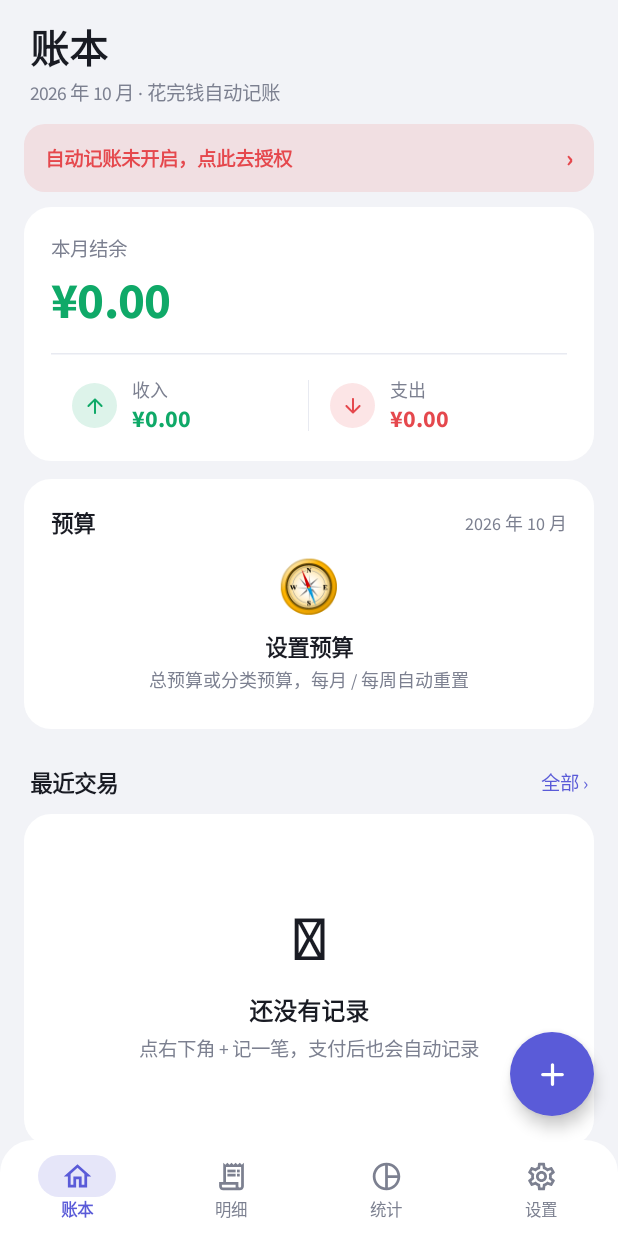
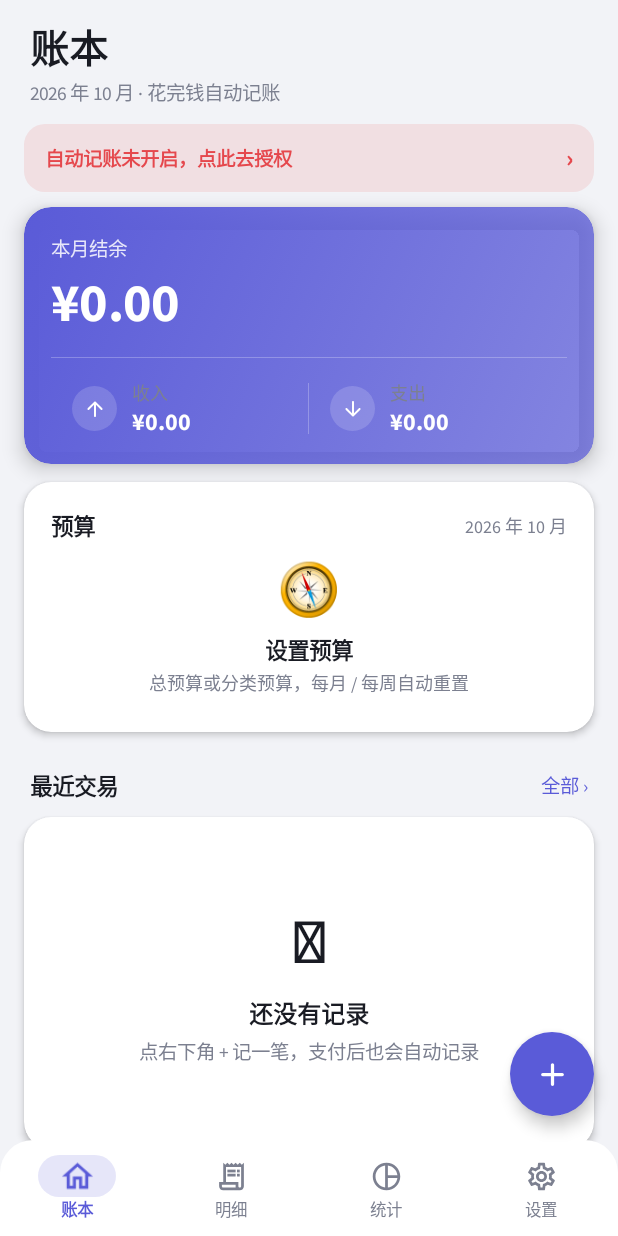
Before and after one commit to cddd-yin/jizhang-app, an Android app built with Jetpack Compose: the screen it shows after launch (MainActivity), on a phone screen of 412 x 824 dp. Run offline under Robolectric (Android 15) with nearby library versions, the light colour scheme and no system bars; our stand-ins replace Room's generated code; 1 statement that could not run was skipped.

Commit message:
v3.13.0: UI 升级——渐变强调卡/日期吸顶/弹簧动效/卡片层次
- 首页结余大卡改主题渐变强调卡：主色→主色渐变 + onPrimary 文字 + 悬浮阴影，5 套皮肤与深浅模式自动联动（琥珀/薄荷深色自动用深色字保对比度）
- 明细页日分组头 stickyHeader 吸顶：长列表滚动随时知道当前日期，组头带背景色遮透
- 底栏选中图标弹簧弹跳（MediumBouncy spring scale 1→1.12）
- 预算卡/最近交易卡/明细分组卡浅色模式微阴影（3dp），提升卡片层次

```diff
--- a/app/build.gradle.kts
+++ b/app/build.gradle.kts
@@ -13,8 +13,8 @@
         applicationId = "com.yang.jizhang"
         minSdk = 26
         targetSdk = 35
-        versionCode = 23
-        versionName = "3.12.1"
+        versionCode = 24
+        versionName = "3.13.0"
     }
 
     buildTypes {
--- a/app/src/main/java/com/yang/jizhang/ui/AppRoot.kt
+++ b/app/src/main/java/com/yang/jizhang/ui/AppRoot.kt
@@ -49,6 +49,7 @@
 import androidx.compose.runtime.setValue
 import androidx.compose.ui.Alignment
 import androidx.compose.ui.Modifier
+import androidx.compose.ui.graphics.graphicsLayer
 import androidx.compose.ui.graphics.vector.ImageVector
 import androidx.compose.ui.platform.LocalContext
 import androidx.compose.ui.text.font.FontWeight
@@ -462,6 +463,15 @@
 private fun RowScope.JzTabCell(item: JzTabItem, selected: Boolean, onClick: () -> Unit) {
     val tint = if (selected) MaterialTheme.colorScheme.primary else MaterialTheme.colorScheme.onSurfaceVariant
     val haptic = androidx.compose.ui.platform.LocalHapticFeedback.current
+    // 选中弹簧弹跳（v3.13.0）
+    val scale by androidx.compose.animation.core.animateFloatAsState(
+        targetValue = if (selected) 1.12f else 1f,
+        animationSpec = androidx.compose.animation.core.spring(
+            dampingRatio = androidx.compose.animation.core.Spring.DampingRatioMediumBouncy,
+            stiffness = androidx.compose.animation.core.Spring.StiffnessMedium,
+        ),
+        label = "tabScale",
+    )
     Column(
         Modifier
             .weight(1f)
@@ -484,7 +494,17 @@
                 ),
             contentAlignment = Alignment.Center,
         ) {
-            Icon(item.icon, contentDescription = item.label, tint = tint, modifier = Modifier.size(22.dp))
+            Icon(
+                item.icon,
+                contentDescription = item.label,
+                tint = tint,
+                modifier = Modifier
+                    .size(22.dp)
+                    .graphicsLayer {
+                        scaleX = scale
+                        scaleY = scale
+                    },
+            )
         }
         Text(
             item.label,
--- a/app/src/main/java/com/yang/jizhang/ui/HomeTab.kt
+++ b/app/src/main/java/com/yang/jizhang/ui/HomeTab.kt
@@ -36,6 +36,7 @@
 import androidx.compose.ui.Alignment
 import androidx.compose.ui.Modifier
 import androidx.compose.ui.draw.clip
+import androidx.compose.ui.draw.shadow
 import androidx.compose.ui.graphics.Color
 import androidx.compose.ui.platform.LocalContext
 import androidx.compose.ui.text.font.FontWeight
@@ -131,50 +132,69 @@
             }
         }
 
-        // ── 本月结余大卡 ──
+        // ── 本月结余大卡（v3.13.0：主题渐变强调卡，皮肤联动） ──
         item(key = "balance") {
+            val accent = MaterialTheme.colorScheme.primary
+            val onAccent = MaterialTheme.colorScheme.onPrimary
             Surface(
-                color = MaterialTheme.colorScheme.surface,
                 shape = MaterialTheme.shapes.large,
-                modifier = Modifier.fillMaxWidth().padding(horizontal = 16.dp),
+                color = Color.Transparent,
+                modifier = Modifier
+                    .fillMaxWidth()
+                    .padding(horizontal = 16.dp)
+                    .shadow(8.dp, MaterialTheme.shapes.large),
             ) {
-                Column(Modifier.padding(18.dp)) {
+                Column(
+                    Modifier
+                        .background(
+                            androidx.compose.ui.graphics.Brush.linearGradient(
+                                listOf(accent, accent.copy(alpha = 0.72f))
+                            ),
+                            MaterialTheme.shapes.large,
+                        )
+                        .padding(18.dp),
+                ) {
                     Text(
                         "本月结余",
                         fontSize = 13.sp,
-                        color = MaterialTheme.colorScheme.onSurfaceVariant,
+                        color = onAccent.copy(alpha = 0.85f),
                     )
                     Spacer(Modifier.height(4.dp))
                     val balance = incomeTotal - expenseTotal
                     AnimatedAmountText(
                         cents = balance,
-                        fontSize = 34.sp,
-                        color = if (balance >= 0) incomeColor() else expenseColor(),
+                        fontSize = 36.sp,
+                        color = onAccent,
                     )
                     Spacer(Modifier.height(14.dp))
-                    HorizontalDivider(color = MaterialTheme.colorScheme.outline)
+                    Box(
+                        Modifier
+                            .fillMaxWidth()
+                            .height(0.5.dp)
+                            .background(onAccent.copy(alpha = 0.25f)),
+                    )
                     Spacer(Modifier.height(14.dp))
                     Row(verticalAlignment = Alignment.CenterVertically) {
                         FlowStat(
-                            icon = { Icon(Icons.Rounded.ArrowUpward, null, tint = incomeColor(), modifier = Modifier.size(16.dp)) },
-                            iconBg = incomeColor().copy(alpha = 0.14f),
+                            icon = { Icon(Icons.Rounded.ArrowUpward, null, tint = onAccent, modifier = Modifier.size(16.dp)) },
+                            iconBg = onAccent.copy(alpha = 0.16f),
                             label = "收入",
                             amount = fmtCents(incomeTotal),
-                            amountColor = incomeColor(),
+                            amountColor = onAccent,
                             modifier = Modifier.weight(1f),
                         )
                         Box(
                             Modifier
                                 .width(0.5.dp)
                                 .height(34.dp)
-                                .background(MaterialTheme.colorScheme.outline),
+                                .background(onAccent.copy(alpha = 0.25f)),
                         )
                         FlowStat(
-                            icon = { Icon(Icons.Rounded.ArrowDownward, null, tint = expenseColor(), modifier = Modifier.size(16.dp)) },
-                            iconBg = expenseColor().copy(alpha = 0.14f),
+                            icon = { Icon(Icons.Rounded.ArrowDownward, null, tint = onAccent, modifier = Modifier.size(16.dp)) },
+                            iconBg = onAccent.copy(alpha = 0.16f),
                             label = "支出",
                             amount = fmtCents(expenseTotal),
-                            amountColor = expenseColor(),
+                            amountColor = onAccent,
                             modifier = Modifier.weight(1f),
                         )
                     }
@@ -218,7 +238,7 @@
                 Surface(
                     color = MaterialTheme.colorScheme.surface,
                     shape = MaterialTheme.shapes.large,
-                    modifier = Modifier.fillMaxWidth().padding(horizontal = 16.dp),
+                    modifier = Modifier.fillMaxWidth().padding(horizontal = 16.dp).shadow(3.dp, MaterialTheme.shapes.large),
                 ) {
                     EmptyState("🪙", "还没有记录", "点右下角 + 记一笔，支付后也会自动记录")
                 }
@@ -228,7 +248,7 @@
                 Surface(
                     color = MaterialTheme.colorScheme.surface,
                     shape = MaterialTheme.shapes.large,
-                    modifier = Modifier.fillMaxWidth().padding(horizontal = 16.dp),
+                    modifier = Modifier.fillMaxWidth().padding(horizontal = 16.dp).shadow(3.dp, MaterialTheme.shapes.large),
                 ) {
                     Column {
                         recent.forEachIndexed { i, tx ->
@@ -299,7 +319,7 @@
     Surface(
         color = MaterialTheme.colorScheme.surface,
         shape = MaterialTheme.shapes.large,
-        modifier = modifier.fillMaxWidth(),
+        modifier = modifier.fillMaxWidth().shadow(3.dp, MaterialTheme.shapes.large),
     ) {
         Column(
             Modifier.clickable(onClick = onClick).padding(vertical = 18.dp).fillMaxWidth(),
--- a/app/src/main/java/com/yang/jizhang/ui/RecordsTab.kt
+++ b/app/src/main/java/com/yang/jizhang/ui/RecordsTab.kt
@@ -36,6 +36,7 @@
 import androidx.compose.ui.Alignment
 import androidx.compose.ui.Modifier
 import androidx.compose.ui.draw.clip
+import androidx.compose.ui.draw.shadow
 import androidx.compose.ui.text.font.FontWeight
 import androidx.compose.ui.unit.dp
 import androidx.compose.ui.unit.sp
@@ -46,8 +47,9 @@
 
 /**
  * 明细页：月份切换 + 搜索（备注/分类/来源）+ 分类筛选 + 按日分组账单。
- * 日分组头带当日支/收小计，组内为彩色圆徽交易行。
+ * 日分组头带当日支/收小计并吸顶，组内为彩色圆徽交易行。
  */
+@OptIn(androidx.compose.foundation.ExperimentalFoundationApi::class)
 @Composable
 fun RecordsTab(
     txs: List<TxEntity>,
@@ -142,9 +144,13 @@
                 }
             }
             groups.forEach { g ->
-                item(key = "head_${g.key}") {
+                // 日期头吸顶（v3.13.0）：滚动时贴在列表顶，长列表随时知道在哪天
+                stickyHeader(key = "head_${g.key}") {
                     Row(
-                        Modifier.fillMaxWidth().padding(start = 6.dp, end = 6.dp, top = 14.dp, bottom = 6.dp),
+                        Modifier
+                            .fillMaxWidth()
+                            .background(MaterialTheme.colorScheme.background)
+                            .padding(start = 6.dp, end = 6.dp, top = 12.dp, bottom = 6.dp),
                         verticalAlignment = Alignment.CenterVertically,
                     ) {
                         Text(
@@ -169,6 +175,7 @@
                         shape = MaterialTheme.shapes.large,
                         modifier = Modifier
                             .fillMaxWidth()
+                            .shadow(3.dp, MaterialTheme.shapes.large)
                             .animateItem(),
                     ) {
                         Column {
```
Also changed, not shown: 1 other file.
